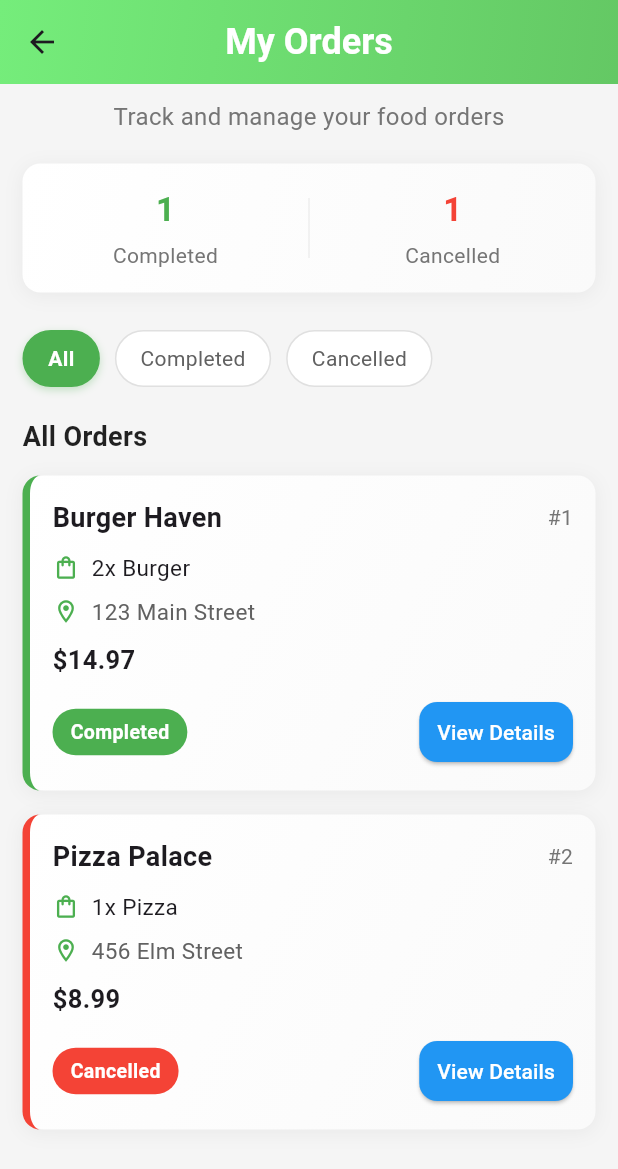
After one commit to amiruushan/GreenBite, a Flutter app: the CustomerOrdersPage screen opened directly, on a phone screen of 412 x 824 dp. The commit adds this screen. Shown: the top 1169 px of the screen. Run offline on Flutter 3.47's test engine with Material 3 defaults, Android fonts, the phone set to English and light mode, and no system bars; our stand-ins replace geolocator, image_picker, percent_indicator, shared_preferences; missing offline and left inert: flutter_stripe; accounts and stored records are empty; project files that could hold a hidden picture were left out.

Commit message:
Added Customer Orders page and Modified the routing for the page

```diff
--- /dev/null
+++ b/greenbite_frontend/lib/screens/user_profile/Customer_Orders.dart
@@ -0,0 +1,493 @@
+import 'package:flutter/material.dart';
+import 'package:greenbite_frontend/screens/vendor/order_details.dart';
+
+class CustomerOrdersPage extends StatefulWidget {
+  const CustomerOrdersPage({super.key});
+
+  @override
+  _CustomerOrdersPageState createState() => _CustomerOrdersPageState();
+}
+
+class _CustomerOrdersPageState extends State<CustomerOrdersPage> {
+  bool _isLoading = true;
+  String _activeFilter = "All"; // Default filter
+
+  // Sample Data (Replace with actual data)
+  final List<Map<String, dynamic>> completedOrders = [
+    {
+      'id': 1,
+      'customer': 'John Doe',
+      'status': 'Completed',
+      'location': '123 Main Street',
+      'items': [
+        {'name': 'Burger', 'quantity': 2, 'price': 5.99},
+        {'name': 'Fries', 'quantity': 1, 'price': 2.99},
+      ],
+      'totalPrice': 14.97,
+      'orderPlaced': '2025-03-10 10:00',
+      'dispatched': '2025-03-10 10:30',
+      'delivered': '2025-03-10 11:00',
+      'completed': '2025-03-10 11:15',
+      'paymentMethod': 'Credit Card',
+      'vendor': 'Burger Haven',
+      'contact': '+94711234567',
+    },
+  ];
+
+  final List<Map<String, dynamic>> cancelledOrders = [
+    {
+      'id': 2,
+      'customer': 'Alice Brown',
+      'status': 'Cancelled',
+      'location': '456 Elm Street',
+      'items': [
+        {'name': 'Pizza', 'quantity': 1, 'price': 8.99},
+      ],
+      'totalPrice': 8.99,
+      'orderPlaced': '2025-03-09 14:00',
+      'cancelled': '2025-03-09 14:30',
+      'paymentMethod': 'Cash on Delivery',
+      'vendor': 'Pizza Palace',
+      'contact': '+94778765432',
+    },
+  ];
+
+  // Combined list for stats
+  List<Map<String, dynamic>> get allOrders => [
+        ...completedOrders,
+        ...cancelledOrders,
+      ];
+
+  @override
+  void initState() {
+    super.initState();
+    _loadData();
+  }
+
+  void _loadData() {
+    // Simulate loading delay
+    Future.delayed(const Duration(seconds: 1), () {
+      setState(() {
+        _isLoading = false;
+      });
+    });
+  }
+
+  // Apply filter to orders list
+  void _applyFilter(String filter) {
+    setState(() {
+      _activeFilter = filter;
+    });
+  }
+
+  // Get counts for summary stats
+  Map<String, int> getStatusCounts() {
+    int completed = completedOrders.length;
+    int cancelled = cancelledOrders.length;
+
+    return {'completed': completed, 'cancelled': cancelled};
+  }
+
+  Color getStatusColor(String status) {
+    switch (status) {
+      case "Completed":
+        return Colors.green;
+      case "Cancelled":
+        return Colors.red;
+      default:
+        return Colors.grey;
+    }
+  }
+
+  @override
+  Widget build(BuildContext context) {
+    final statusCounts = getStatusCounts();
+
+    return Scaffold(
+      backgroundColor: Colors.grey[100], // Softer background
+      appBar: AppBar(
+        title: const Text(
+          "My Orders",
+          style: TextStyle(
+            fontSize: 24,
+            fontWeight: FontWeight.bold,
+            color: Colors.white,
+          ),
+        ),
+        centerTitle: true,
+        backgroundColor: const Color.fromARGB(255, 117, 237, 123),
+        elevation: 0, // No shadow
+        flexibleSpace: Container(
+          decoration: BoxDecoration(
+            gradient: LinearGradient(
+              colors: [
+                const Color.fromARGB(255, 117, 237, 123),
+                const Color.fromARGB(255, 100, 200, 100),
+              ],
+              begin: Alignment.topLeft,
+              end: Alignment.bottomRight,
+            ),
+          ),
+        ),
+      ),
+      body: _isLoading
+          ? Center(
+              child: CircularProgressIndicator(
+                valueColor: AlwaysStoppedAnimation<Color>(Colors.green),
+              ),
+            )
+          : SingleChildScrollView(
+              child: Column(
+                crossAxisAlignment: CrossAxisAlignment.start,
+                children: [
+                  // Subtitle text
+                  Padding(
+                    padding: const EdgeInsets.symmetric(vertical: 10),
+                    child: Center(
+                      child: Text(
+                        "Track and manage your food orders",
+                        style: TextStyle(
+                          color: Colors.grey[600],
+                          fontSize: 16,
+                        ),
+                      ),
+                    ),
+                  ),
+
+                  // Summary Stats
+                  Container(
+                    margin: const EdgeInsets.symmetric(
+                      horizontal: 15,
+                      vertical: 10,
+                    ),
+                    padding: const EdgeInsets.symmetric(vertical: 15),
+                    decoration: BoxDecoration(
+                      color: Colors.white,
+                      borderRadius: BorderRadius.circular(12),
+                      boxShadow: [
+                        BoxShadow(
+                          color: Colors.black.withOpacity(0.05),
+                          blurRadius: 10,
+                          offset: const Offset(0, 2),
+                        ),
+                      ],
+                      gradient: LinearGradient(
+                        colors: [Colors.white, Colors.grey[50]!],
+                        begin: Alignment.topLeft,
+                        end: Alignment.bottomRight,
+                      ),
+                    ),
+                    child: Row(
+                      mainAxisAlignment: MainAxisAlignment.spaceEvenly,
+                      children: [
+                        _buildStatItem(
+                          statusCounts['completed']?.toString() ?? '0',
+                          'Completed',
+                          Colors.green,
+                        ),
+                        Container(
+                          height: 40,
+                          width: 1,
+                          color: Colors.grey[200],
+                        ),
+                        _buildStatItem(
+                          statusCounts['cancelled']?.toString() ?? '0',
+                          'Cancelled',
+                          Colors.red,
+                        ),
+                      ],
+                    ),
+                  ),
+
+                  // Filter Buttons (same as VendorSalesPage)
+                  Padding(
+                    padding: const EdgeInsets.all(15),
+                    child: SingleChildScrollView(
+                      scrollDirection: Axis.horizontal,
+                      child: Row(
+                        children: [
+                          _buildFilterChip("All"),
+                          const SizedBox(width: 10),
+                          _buildFilterChip("Completed"),
+                          const SizedBox(width: 10),
+                          _buildFilterChip("Cancelled"),
+                        ],
+                      ),
+                    ),
+                  ),
+
+                  // Section Header
+                  Padding(
+                    padding: const EdgeInsets.symmetric(
+                      horizontal: 15,
+                      vertical: 5,
+                    ),
+                    child: Text(
+                      _activeFilter == "All"
+                          ? "All Orders"
+                          : "$_activeFilter Orders",
+                      style: const TextStyle(
+                        fontSize: 18,
+                        fontWeight: FontWeight.bold,
+                        color: Colors.black87,
+                      ),
+                    ),
+                  ),
+
+                  // Order List
+                  _activeFilter == "All"
+                      ? ListView.builder(
+                          shrinkWrap: true,
+                          physics: const NeverScrollableScrollPhysics(),
+                          itemCount: allOrders.length,
+                          itemBuilder: (context, index) {
+                            return _buildOrderCard(allOrders[index]);
+                          },
+                        )
+                      : _activeFilter == "Completed"
+                          ? completedOrders.isEmpty
+                              ? Center(
+                                  child: Padding(
+                                    padding: const EdgeInsets.all(30),
+                                    child: Text(
+                                      "No completed orders found",
+                                      style: TextStyle(
+                                        color: Colors.grey[600],
+                                        fontSize: 16,
+                                      ),
+                                    ),
+                                  ),
+                                )
+                              : ListView.builder(
+                                  shrinkWrap: true,
+                                  physics: const NeverScrollableScrollPhysics(),
+                                  itemCount: completedOrders.length,
+                                  itemBuilder: (context, index) {
+                                    return _buildOrderCard(
+                                        completedOrders[index]);
+                                  },
+                                )
+                          : cancelledOrders.isEmpty
+                              ? Center(
+                                  child: Padding(
+                                    padding: const EdgeInsets.all(30),
+                                    child: Text(
+                                      "No cancelled orders found",
+                                      style: TextStyle(
+                                        color: Colors.grey[600],
+                                        fontSize: 16,
+                                      ),
+                                    ),
+                                  ),
+                                )
+                              : ListView.builder(
+                                  shrinkWrap: true,
+                                  physics: const NeverScrollableScrollPhysics(),
+                                  itemCount: cancelledOrders.length,
+                                  itemBuilder: (context, index) {
+                                    return _buildOrderCard(
+                                        cancelledOrders[index]);
+                                  },
+                                ),
+                ],
+              ),
+            ),
+    );
+  }
+
+  // Build a status count widget
+  Widget _buildStatItem(String value, String label, Color color) {
+    return Expanded(
+      child: Column(
+        children: [
+          Text(
+            value,
+            style: TextStyle(
+              fontSize: 22,
+              fontWeight: FontWeight.bold,
+              color: color,
+            ),
+          ),
+          const SizedBox(height: 5),
+          Text(label, style: TextStyle(fontSize: 14, color: Colors.grey[600])),
+        ],
+      ),
+    );
+  }
+
+  // Build filter chip
+  Widget _buildFilterChip(String filter) {
+    final bool isActive = _activeFilter == filter;
+    return InkWell(
+      onTap: () => _applyFilter(filter),
+      child: Container(
+        padding: const EdgeInsets.symmetric(horizontal: 16, vertical: 8),
+        decoration: BoxDecoration(
+          color: isActive ? Colors.green : Colors.white,
+          borderRadius: BorderRadius.circular(20),
+          border: Border.all(
+            color: isActive ? Colors.green : Colors.grey[300]!,
+          ),
+          boxShadow: isActive
+              ? [
+                  BoxShadow(
+                    color: Colors.green.withOpacity(0.3),
+                    blurRadius: 4,
+                    offset: const Offset(0, 2),
+                  ),
+                ]
+              : null,
+        ),
+        child: Text(
+          filter,
+          style: TextStyle(
+            color: isActive ? Colors.white : Colors.grey[700],
+            fontWeight: isActive ? FontWeight.bold : FontWeight.normal,
+          ),
+        ),
+      ),
+    );
+  }
+
+  // Build order card
+  Widget _buildOrderCard(Map<String, dynamic> order) {
+    // Get the first item from the order
+    final firstItem = order['items'][0];
+    final itemText = "${firstItem['quantity']}x ${firstItem['name']}";
+
+    return Container(
+      margin: const EdgeInsets.symmetric(horizontal: 15, vertical: 8),
+      decoration: BoxDecoration(
+        color: Colors.white,
+        borderRadius: BorderRadius.circular(12),
+        boxShadow: [
+          BoxShadow(
+            color: Colors.black.withOpacity(0.05),
+            blurRadius: 10,
+            offset: const Offset(0, 2),
+          ),
+        ],
+        border: Border(
+          left: BorderSide(color: getStatusColor(order['status']), width: 5),
+        ),
+        gradient: LinearGradient(
+          colors: [Colors.white, Colors.grey[50]!],
+          begin: Alignment.topLeft,
+          end: Alignment.bottomRight,
+        ),
+      ),
+      child: Padding(
+        padding: const EdgeInsets.all(15),
+        child: Column(
+          crossAxisAlignment: CrossAxisAlignment.start,
+          children: [
+            // Customer name and order ID
+            Row(
+              mainAxisAlignment: MainAxisAlignment.spaceBetween,
+              children: [
+                Text(
+                  order['vendor'],
+                  style: const TextStyle(
+                    fontSize: 18,
+                    fontWeight: FontWeight.bold,
+                  ),
+                ),
+                Text(
+                  "#${order['id']}",
+                  style: TextStyle(fontSize: 14, color: Colors.grey[600]),
+                ),
+              ],
+            ),
+            const SizedBox(height: 10),
+
+            // Order items
+            Row(
+              children: [
+                Icon(
+                  Icons.shopping_bag_outlined,
+                  color: Colors.green,
+                  size: 18,
+                ),
+                const SizedBox(width: 8),
+                Text(itemText, style: const TextStyle(fontSize: 15)),
+              ],
+            ),
+            const SizedBox(height: 8),
+
+            // Location
+            Row(
+              children: [
+                Icon(Icons.location_on_outlined, color: Colors.green, size: 18),
+                const SizedBox(width: 8),
+                Expanded(
+                  child: Text(
+                    order['location'],
+                    style: TextStyle(fontSize: 15, color: Colors.grey[700]),
+                    overflow: TextOverflow.ellipsis,
+                  ),
+                ),
+              ],
+            ),
+            const SizedBox(height: 10),
+
+            // Price
+            Text(
+              "\$${order['totalPrice'].toStringAsFixed(2)}",
+              style: const TextStyle(fontSize: 17, fontWeight: FontWeight.bold),
+            ),
+
+            // Status and view details
+            Padding(
+              padding: const EdgeInsets.only(top: 12),
+              child: Row(
+                mainAxisAlignment: MainAxisAlignment.spaceBetween,
+                children: [
+                  Container(
+                    padding: const EdgeInsets.symmetric(
+                      horizontal: 12,
+                      vertical: 6,
+                    ),
+                    decoration: BoxDecoration(
+                      color: getStatusColor(order['status']),
+                      borderRadius: BorderRadius.circular(20),
+                    ),
+                    child: Text(
+                      order['status'],
+                      style: const TextStyle(
+                        color: Colors.white,
+                        fontWeight: FontWeight.bold,
+                        fontSize: 13,
+                      ),
+                    ),
+                  ),
+                  ElevatedButton(
+                    onPressed: () {
+                      Navigator.push(
+                        context,
+                        MaterialPageRoute(
+                          builder: (context) => OrderDetailsPage(order: order),
+                        ),
+                      );
+                    },
+                    style: ElevatedButton.styleFrom(
+                      foregroundColor: Colors.white,
+                      backgroundColor: Colors.blue,
+                      shape: RoundedRectangleBorder(
+                        borderRadius: BorderRadius.circular(12),
+                      ),
+                      padding: const EdgeInsets.symmetric(
+                        horizontal: 12,
+                        vertical: 8,
+                      ),
+                    ),
+                    child: const Text("View Details"),
+                  ),
+                ],
+              ),
+            ),
+          ],
+        ),
+      ),
+    );
+  }
+}
--- a/greenbite_frontend/lib/screens/user_profile/user_profile_screen.dart
+++ b/greenbite_frontend/lib/screens/user_profile/user_profile_screen.dart
@@ -5,6 +5,7 @@ import 'package:greenbite_frontend/screens/user_profile/models/user_profile_serv
 import 'package:greenbite_frontend/screens/user_profile/edit_profile_screen.dart';
 import 'package:greenbite_frontend/screens/vendor/vendor_home.dart'; // Import the VendorHome screen
 import 'package:greenbite_frontend/screens/green_bite_points/green_bite_points_screen.dart'; // Import Green Bite Points screen
+import 'package:greenbite_frontend/screens/user_profile/Customer_Orders.dart';
 
 class UserProfileScreen extends StatefulWidget {
   const UserProfileScreen({super.key});
@@ -77,6 +78,13 @@ class _UserProfileScreenState extends State<UserProfileScreen> {
     Navigator.push(
       context,
       MaterialPageRoute(builder: (context) => GreenBitePointsScreen()),
+    );
+  }
+
+  void _goToCustomerOrderPage() {
+    Navigator.push(
+      context,
+      MaterialPageRoute(builder: (context) => CustomerOrdersPage()),
     );
   }
 
@@ -178,6 +186,18 @@ class _UserProfileScreenState extends State<UserProfileScreen> {
                               },
                             ),
 
+                            _buildSectionItem(
+                              icon: Icons.store,
+                              text: "Your Orders",
+                              onPressed: () {
+                                Navigator.push(
+                                    context,
+                                    MaterialPageRoute(
+                                        builder: (context) =>
+                                            CustomerOrdersPage()));
+                              },
+                            ),
+
                             // About Us Section
                             _buildSectionItem(
                               icon: Icons.info,
```
